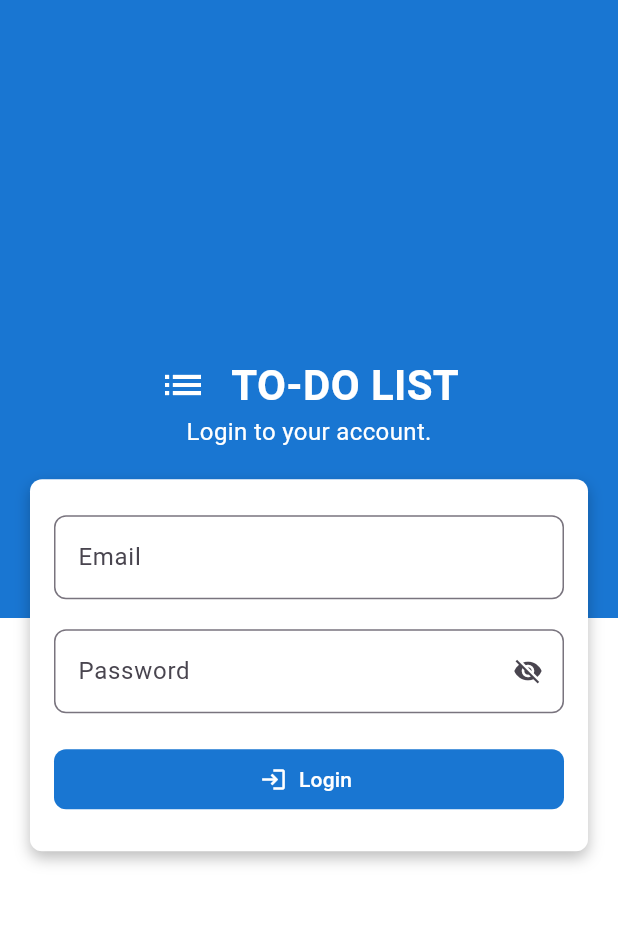
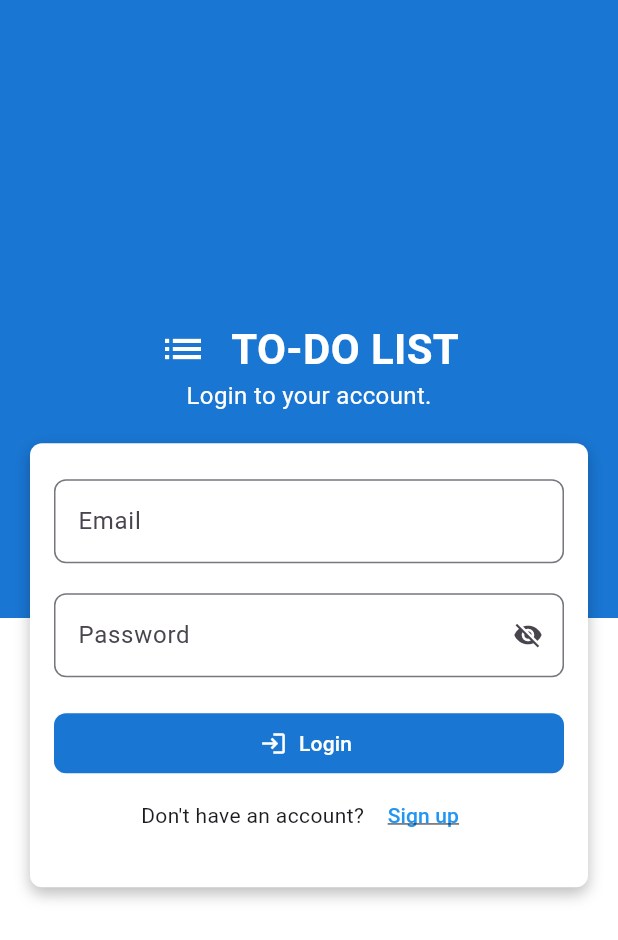
Before and after one commit to vincenitee/todo-list-supabase, a Flutter app: the screen it shows after launch, on a phone screen of 412 x 824 dp. Shown: the top 940 px of the screen. Run offline on Flutter 3.47's test engine with Material 3 defaults, Android fonts, the phone set to English and light mode, and no system bars.

Commit message:
feature: Add a Signup button

```diff
--- a/lib/screens/login.dart
+++ b/lib/screens/login.dart
@@ -32,7 +32,6 @@ class _LoginScreenState extends State<LoginScreen> {
             child: SingleChildScrollView(
               child: Column(
                 children: [
-
                   // App Title
                   const Column(
                     mainAxisAlignment: MainAxisAlignment.center,
@@ -54,10 +53,14 @@ class _LoginScreenState extends State<LoginScreen> {
                         ],
                       ),
 
-                      Text('Login to your account.', style: TextStyle(color: Colors.white, fontSize: 16),)
+                      Text(
+                        'Login to your account.',
+                        style: TextStyle(color: Colors.white, fontSize: 16),
+                      ),
                     ],
                   ),
 
+                  // Login Form
                   Container(
                     padding: const EdgeInsets.symmetric(
                       horizontal: 16,
@@ -124,6 +127,31 @@ class _LoginScreenState extends State<LoginScreen> {
                               ),
                             ),
                           ),
+
+                          Row(
+                            mainAxisAlignment: MainAxisAlignment.center,
+                            children: [
+                              const Text("Don't have an account? "),
+                              TextButton(
+                                onPressed: () {
+                                  Navigator.push(
+                                    context,
+                                    MaterialPageRoute(
+                                      builder: (context) => Placeholder(),
+                                    ),
+                                  );
+                                },
+                                child: const Text(
+                                  'Sign up',
+                                  style: TextStyle(
+                                    color: Colors.blue,
+                                    decoration: TextDecoration
+                                        .underline, // looks like a link
+                                  ),
+                                ),
+                              ),
+                            ],
+                          ),
                         ],
                       ),
                     ),
```
